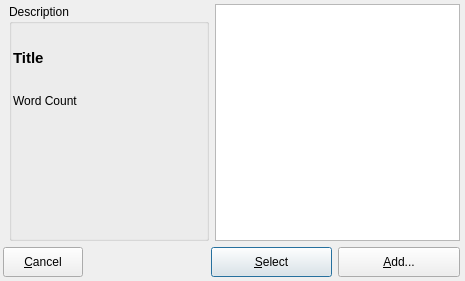
The window that res/ui/manager-content.ui (smartboyhw/speechcontrol) describes before a commit, drawn with Qt 5.
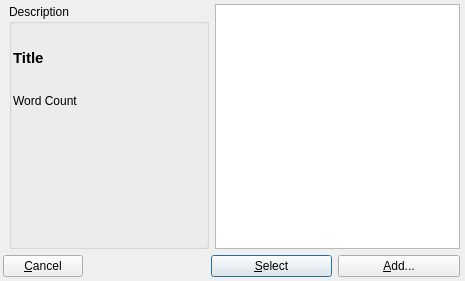
The same window after the commit.

Commit message: Worked more on the UI to give it more of a native feel on Ubuntu.

The edit to the form file:
```diff
--- a/res/ui/manager-content.ui
+++ b/res/ui/manager-content.ui
@@ -53,7 +53,7 @@
          <x>4</x>
          <y>24</y>
          <width>193</width>
-         <height>165</height>
+         <height>217</height>
         </rect>
        </property>
        <layout class="QGridLayout" name="gridLayout_2">
@@ -115,7 +115,7 @@
       <item>
        <widget class="QPushButton" name="btnCancel">
         <property name="sizePolicy">
-         <sizepolicy hsizetype="Preferred" vsizetype="MinimumExpanding">
+         <sizepolicy hsizetype="Preferred" vsizetype="Preferred">
           <horstretch>0</horstretch>
           <verstretch>0</verstretch>
          </sizepolicy>
@@ -150,7 +150,7 @@
       <item>
        <widget class="QPushButton" name="btnSelect">
         <property name="sizePolicy">
-         <sizepolicy hsizetype="MinimumExpanding" vsizetype="MinimumExpanding">
+         <sizepolicy hsizetype="MinimumExpanding" vsizetype="Preferred">
           <horstretch>0</horstretch>
           <verstretch>0</verstretch>
          </sizepolicy>
@@ -175,7 +175,7 @@
       <item>
        <widget class="QPushButton" name="btnAdd">
         <property name="sizePolicy">
-         <sizepolicy hsizetype="MinimumExpanding" vsizetype="MinimumExpanding">
+         <sizepolicy hsizetype="MinimumExpanding" vsizetype="Preferred">
           <horstretch>0</horstretch>
           <verstretch>0</verstretch>
          </sizepolicy>
```
The commit also changes 7 other files.
